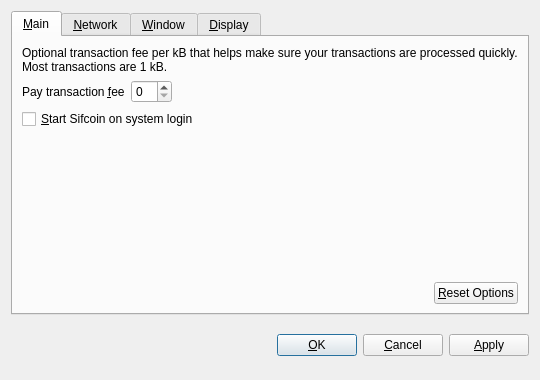
Old version of the form src/qt/forms/optionsdialog.ui in the repository quark-project/quark.
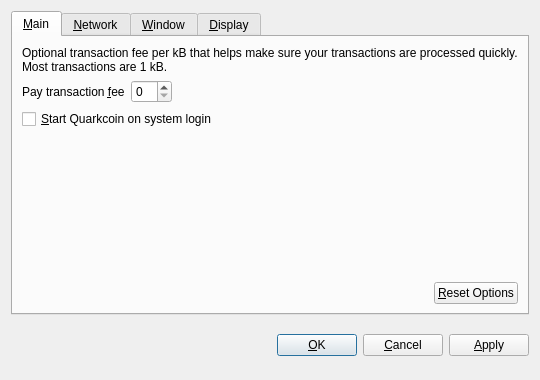
New version of the form. The open tabs and pages were chosen to show the change. Custom widgets are drawn as their Qt base class.

What changed in the file:
```diff
--- a/src/qt/forms/optionsdialog.ui
+++ b/src/qt/forms/optionsdialog.ui
@@ -82,7 +82,7 @@
           <string>Automatically start Sifcoin after logging in to the system.</string>
          </property>
          <property name="text">
-          <string>&amp;Start Sifcoin on system login</string>
+          <string>&amp;Start Quarkcoin on system login</string>
          </property>
         </widget>
        </item>
```
Left out of the diff: 10 changed lines with no effect on the pictures.
